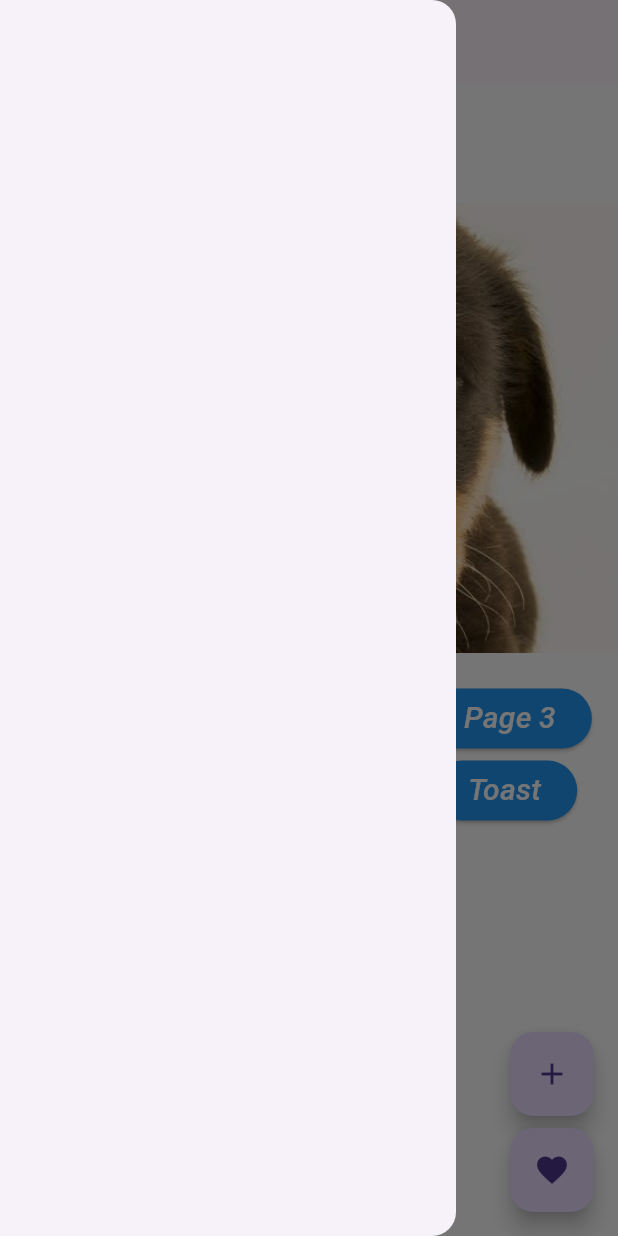
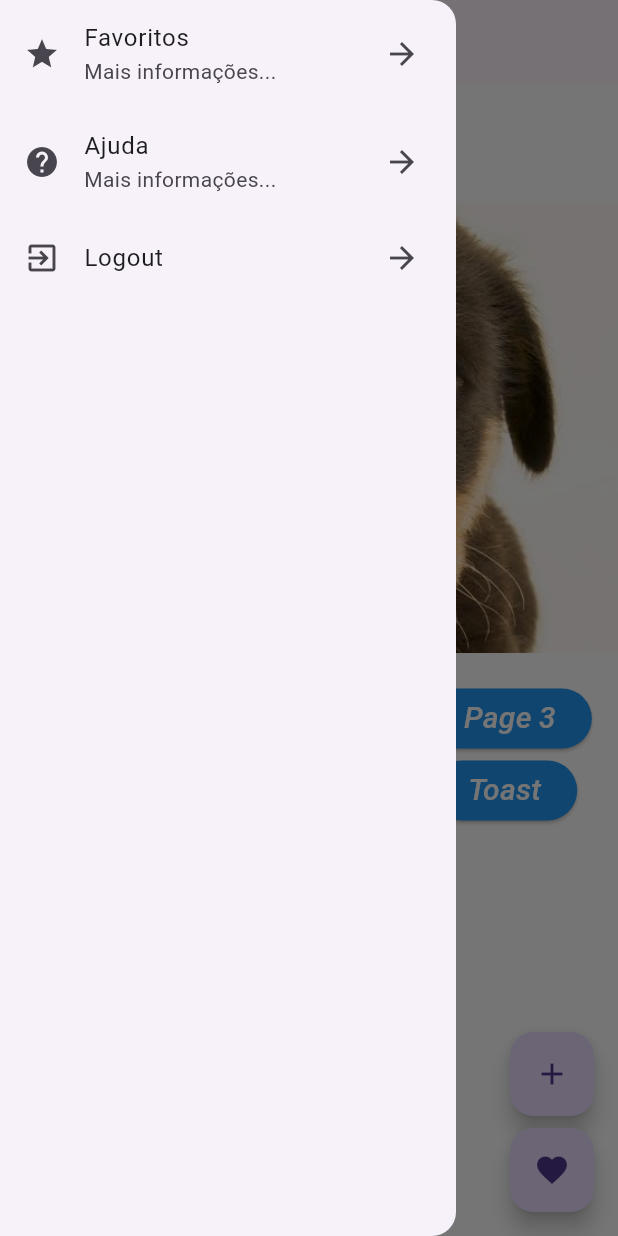
Before and after one commit to Miel230/curso-flutter, a Flutter app: the screen it shows after launch, with the side drawer open, on a phone screen of 412 x 824 dp. Run offline on Flutter 3.47's test engine with Material 3 defaults, Android fonts, the phone set to English and light mode, and no system bars; our stand-ins replace fluttertoast.

Commit message:
adicionei as funções de ajuda

```diff
--- a/lib/drawer_list.dart
+++ b/lib/drawer_list.dart
@@ -1,8 +1,46 @@
-class extends StatelessWidget {
-  const ({super.key});
+
+import 'package:flutter/cupertino.dart';
+import 'package:flutter/material.dart';
+
+class DrawerList extends StatelessWidget {
+  const DrawerList({super.key});
 
   @override
   Widget build(BuildContext context) {
-    return const Placeholder();
+    return Drawer(
+      child: ListView(
+        children: <Widget>[
+          ListTile(
+            leading: Icon(Icons.star),
+            title: Text("Favoritos"),
+            subtitle: Text("Mais informações..."),
+            trailing: Icon(Icons.arrow_forward),
+            onTap: () {
+              print("Item 1");
+              Navigator.pop(context);
+            },
+          ),
+          ListTile(
+            leading: Icon(Icons.help),
+            title: Text("Ajuda"),
+            subtitle: Text("Mais informações..."),
+            trailing: Icon(Icons.arrow_forward),
+            onTap: () {
+              print("Item 1");
+              Navigator.pop(context);
+            },
+          ),
+          ListTile(
+            leading: Icon(Icons.exit_to_app),
+            title: Text("Logout"),
+            trailing: Icon(Icons.arrow_forward),
+            onTap: () {
+              print("Item 1");
+              Navigator.pop(context);
+            },
+          ),
+        ],
+      ),
+    );
   }
 }
--- a/lib/home_page.dart
+++ b/lib/home_page.dart
@@ -1,3 +1,4 @@
+import 'package:development/drawer_list.dart';
 import 'package:development/pages/hello_listview.dart';
 import 'package:development/pages/hello_page1.dart';
 import 'package:development/pages/hello_page2.dart';
@@ -35,7 +36,7 @@ class HomePage extends StatelessWidget {
           )
         ],
       ),
-        drawer: Drawer(
+        drawer: DrawerList(
         ),
     );
   }
```
